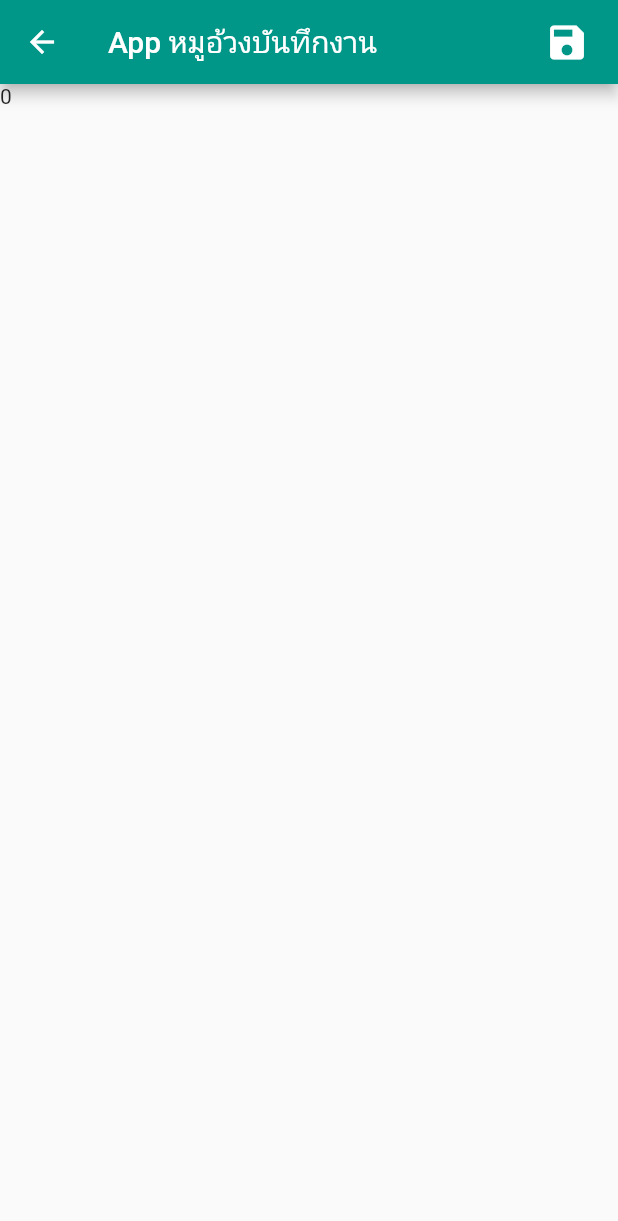
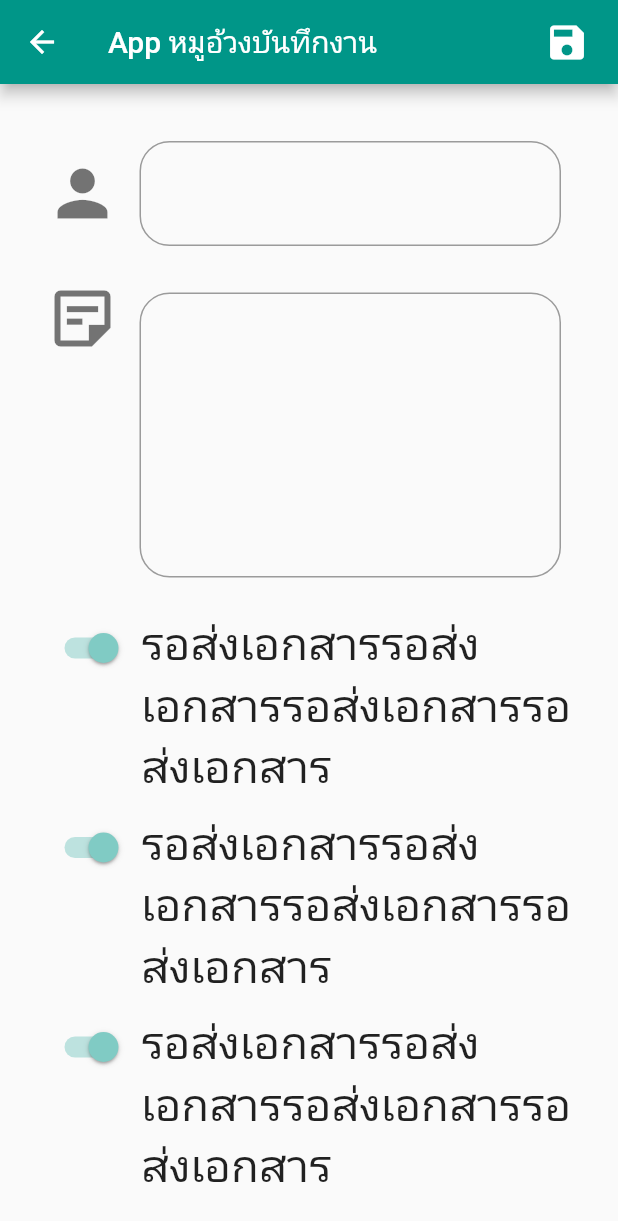
Before and after one commit to lertumpai/todo-satrirat, a Flutter app: the PatientEditablePage screen opened by its route, on a phone screen of 412 x 824 dp. Shown: the top 1221 px of the screen. Run offline on Flutter 3.47's test engine with Material 2 defaults, Android fonts, the phone set to English and light mode, and no system bars.

Commit message:
implement edit patient

```diff
--- a/lib/patient/patient.dart
+++ b/lib/patient/patient.dart
@@ -14,7 +14,7 @@ class Patient extends StatelessWidget {
       },
       child: Container(
         decoration: BoxDecoration(
-          color: Colors.teal.shade200,
+          color: Colors.teal.shade50,
           borderRadius: BorderRadius.circular(10),
         ),
         padding: const EdgeInsets.symmetric(vertical: 10, horizontal: 10),
--- /dev/null
+++ b/lib/patient/patientEditable.dart
@@ -0,0 +1,122 @@
+import 'package:flutter/material.dart';
+
+class PatientEditable extends StatelessWidget {
+  final int? index;
+
+  const PatientEditable({super.key, this.index = 0});
+
+  @override
+  Widget build(BuildContext context) {
+    return Container(
+      child: Column(
+        children: const [
+          PatientNote(),
+          SizedBox(height: 15),
+          PatientToggleList(),
+        ],
+      ),
+    );
+  }
+}
+
+class PatientNote extends StatelessWidget {
+
+  const PatientNote({super.key});
+
+  @override
+  Widget build(BuildContext context) {
+    return Column(
+      children: [
+        Row(
+          children: const [
+            Icon(Icons.person, size: 50, color: Colors.black54),
+            SizedBox(width: 5),
+            Expanded(
+              child: Padding(
+                padding: EdgeInsets.all(8.0),
+                child: TextField(
+                  style: TextStyle(fontSize: 26),
+                  decoration: InputDecoration(
+                    border: OutlineInputBorder(
+                        borderRadius: BorderRadius.all(Radius.circular(20))
+                    ),
+                  ),
+                ),
+              ),
+            ),
+          ],
+        ),
+        const SizedBox(height: 15),
+        Row(
+          crossAxisAlignment: CrossAxisAlignment.start,
+          children: const [
+            Icon(Icons.sticky_note_2_outlined, size: 50, color: Colors.black54),
+            SizedBox(width: 5),
+            Expanded(
+              child: Padding(
+                padding: EdgeInsets.all(8.0),
+                child: TextField(
+                  maxLines: 5,
+                  minLines: 5,
+                  style: TextStyle(fontSize: 26),
+                  decoration: InputDecoration(
+                    border: OutlineInputBorder(
+                        borderRadius: BorderRadius.all(Radius.circular(20))
+                    ),
+                  ),
+                ),
+              ),
+            ),
+          ],
+        )
+      ],
+    );
+  }
+}
+
+class PatientToggleList extends StatelessWidget {
+
+  const PatientToggleList({super.key});
+
+  @override
+  Widget build(BuildContext context) {
+    return Expanded(
+      child: ListView.separated(
+        shrinkWrap: true,
+        physics: const BouncingScrollPhysics(decelerationRate: ScrollDecelerationRate.fast),
+        itemBuilder: (BuildContext context, int index) {
+          if (index == 14) {
+            return const SizedBox(height: 1);
+          }
+
+          return const PatientToggle();
+        },
+        separatorBuilder: (context, i) => const SizedBox(height: 10),
+        itemCount: 15,
+      ),
+    );
+  }
+}
+
+class PatientToggle extends StatelessWidget {
+
+  const PatientToggle({super.key});
+
+  @override
+  Widget build(BuildContext context) {
+    return Row(
+      crossAxisAlignment: CrossAxisAlignment.start,
+      children: [
+        Switch(
+          activeColor: Colors.teal.shade200,
+          value: true,
+          onChanged: (bool value) {},
+        ),
+        const SizedBox(width: 5),
+        const Flexible(
+            child: Text("รอส่งเอกสารรอส่งเอกสารรอส่งเอกสารรอส่งเอกสาร", style: TextStyle(fontSize: 30), overflow: TextOverflow.clip)
+        )
+      ],
+    );
+  }
+}
--- a/lib/patient/patientEditableScreen.dart
+++ b/lib/patient/patientEditableScreen.dart
@@ -1,9 +1,10 @@
 import 'package:flutter/material.dart';
+import 'package:todo_satrirat/patient/patientEditable.dart';
 
 class PatientEditablePage extends StatelessWidget {
   final int? index;
 
-  const PatientEditablePage({super.key, this.index = 0});
+  const PatientEditablePage({super.key, this.index});
 
   @override
   Widget build(BuildContext context) {
@@ -18,7 +19,10 @@ class PatientEditablePage extends StatelessWidget {
           const SizedBox(width: 10),
         ],
       ),
-      body: Text(index.toString()),
+      body: Container(
+        padding: const EdgeInsets.all(30),
+        child: const PatientEditable(),
+      )
     );
   }
 }
--- a/lib/patient/patientListScreen.dart
+++ b/lib/patient/patientListScreen.dart
@@ -1,4 +1,5 @@
 import 'package:flutter/material.dart';
+import 'package:todo_satrirat/patient/patientEditableScreen.dart';
 import 'package:todo_satrirat/patient/patientList.dart';
 import 'package:todo_satrirat/patient/patientManage.dart';
 
@@ -12,7 +13,9 @@ class PatientListPage extends StatelessWidget {
         title: const Text('App หมูอ้วงบันทึกงาน'),
         actions: [
           IconButton(
-              onPressed: () {},
+              onPressed: () {
+                Navigator.push(context, MaterialPageRoute(builder: (context) => const PatientEditablePage()));
+              },
               icon: const Icon(Icons.add_card, size: 30
               )
           ),
```
